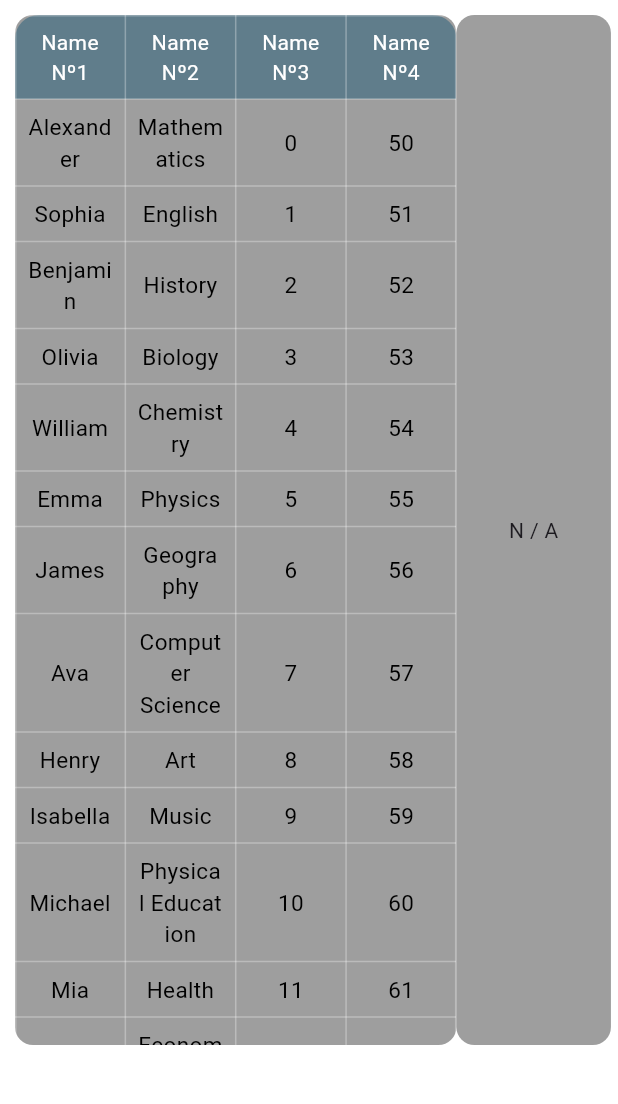
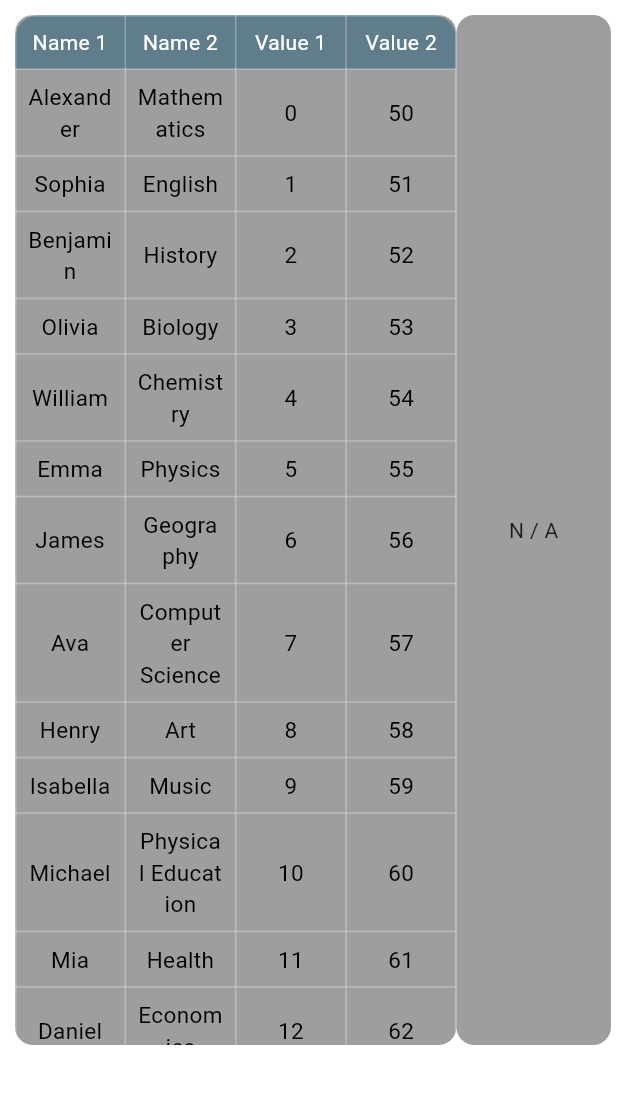
Before and after one commit to Marques960/Flutter-Sortable-DataTable, a Flutter app: the screen it shows after launch, on a phone screen of 412 x 824 dp, the part 84-1188 px from its top. Run offline on Flutter 3.47's test engine with Material 3 defaults, Android fonts, the phone set to English and light mode, and no system bars.

Commit message:
fliutter order int and str

```diff
--- a/sortable_table/lib/Table/table.dart
+++ b/sortable_table/lib/Table/table.dart
@@ -1,5 +1,5 @@
 //ignorances
-// ignore_for_file: prefer_const_literals_to_create_immutables, non_constant_identifier_names
+// ignore_for_file: prefer_const_literals_to_create_immutables, non_constant_identifier_names, avoid_print
 // ignore_for_file: unused_local_variable
 // ignore_for_file: prefer_const_constructors
 // ignore_for_file:
@@ -47,11 +47,36 @@ class _TableState extends State<TablePage> {
     }
   }
 
+  //order method
+  void SortedValuesInt() {
+    // 50 - 0
+    list_numerbs1.sort();
+    print(list_numerbs1.reversed);
+
+    //0-50
+    list_numerbs1.sort((a, b) => b.compareTo(a));
+    print(list_numerbs1.reversed);
+  }
+
+  void SortedStr() {
+    //a - z
+    names.sort((a, b) => a.compareTo(b));
+    print(names);
+
+    //z - a
+    names.sort((a, b) => b.compareTo(a));
+    print(names);
+  }
+
+
+
   //initialize method/var's
   @override
   void initState() {
     super.initState();
     method_assocation();
+    SortedValuesInt();
+    SortedStr();
   }
 
   @override
@@ -109,19 +134,64 @@ class _TableState extends State<TablePage> {
                             ),
                           ),
                           children: [
-                            //cicle for to give header names to the table
-                            for (var header in [
-                              "Name Nº1",
-                              "Name Nº2",
-                              "Name Nº3",
-                              "Name Nº4",
-                            ])
+                            //name 1
                             TableCell(
-                              verticalAlignment: TableCellVerticalAlignment.middle,
+                              verticalAlignment:
+                                  TableCellVerticalAlignment.middle,
+                              child: Padding(
+                                padding: EdgeInsets.all(8),
+                                child: GestureDetector(
+                                  onTap: () {
+                                    print("ok");
+                                  },
+                                  child: Text(
+                                    "Name 1",
+                                    style: TextStyle(
+                                      color: Colors.white,
+                                    ),
+                                    textAlign: TextAlign.center,
+                                  ),
+                                ),
+                              ),
+                            ),
+                            //name 2
+                            TableCell(
+                              verticalAlignment:
+                                  TableCellVerticalAlignment.middle,
                               child: Padding(
                                 padding: EdgeInsets.all(8),
                                 child: Text(
-                                  header,
+                                  "Name 2",
+                                  style: TextStyle(
+                                    color: Colors.white,
+                                  ),
+                                  textAlign: TextAlign.center,
+                                ),
+                              ),
+                            ),
+                            //value 1
+                            TableCell(
+                              verticalAlignment:
+                                  TableCellVerticalAlignment.middle,
+                              child: Padding(
+                                padding: EdgeInsets.all(8),
+                                child: Text(
+                                  "Value 1",
+                                  style: TextStyle(
+                                    color: Colors.white,
+                                  ),
+                                  textAlign: TextAlign.center,
+                                ),
+                              ),
+                            ),
+                            //value 2
+                            TableCell(
+                              verticalAlignment:
+                                  TableCellVerticalAlignment.middle,
+                              child: Padding(
+                                padding: EdgeInsets.all(8),
+                                child: Text(
+                                  "Value 2",
                                   style: TextStyle(
                                     color: Colors.white,
                                   ),
```
